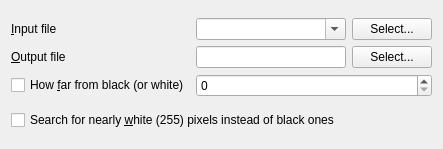
Qt form qgis/python/plugins/GdalTools/tools/widgetNearBlack.ui (sourcepole/qgis) before a commit.
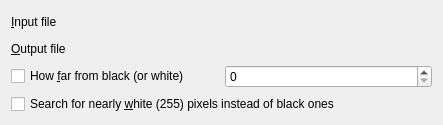
The same form after that commit. Custom widgets are drawn as their Qt base class.

Commit message: avoid changes of the input layer when layers in canvas changed

```diff
--- a/qgis/python/plugins/GdalTools/tools/widgetNearBlack.ui
+++ b/qgis/python/plugins/GdalTools/tools/widgetNearBlack.ui
@@ -7,7 +7,7 @@
     <x>0</x>
     <y>0</y>
     <width>443</width>
-    <height>149</height>
+    <height>125</height>
    </rect>
   </property>
   <property name="sizePolicy">
@@ -28,68 +28,20 @@
         <string>&amp;Input file</string>
        </property>
        <property name="buddy">
-        <cstring>selectInputFileButton</cstring>
+        <cstring>inSelector</cstring>
        </property>
       </widget>
      </item>
-     <item row="0" column="1">
-      <layout class="QHBoxLayout" name="horizontalLayout_3">
-       <item>
-        <widget class="QComboBox" name="inputLayerCombo">
-         <property name="sizePolicy">
-          <sizepolicy hsizetype="Expanding" vsizetype="Fixed">
-           <horstretch>0</horstretch>
-           <verstretch>0</verstretch>
-          </sizepolicy>
-         </property>
-         <property name="editable">
-          <bool>true</bool>
-         </property>
-         <property name="insertPolicy">
-          <enum>QComboBox::NoInsert</enum>
-         </property>
-        </widget>
-       </item>
-       <item>
-        <widget class="QPushButton" name="selectInputFileButton">
-         <property name="text">
-          <string>Select...</string>
-         </property>
-        </widget>
-       </item>
-      </layout>
-     </item>
      <item row="1" column="0">
       <widget class="QLabel" name="label_2">
        <property name="text">
         <string>&amp;Output file</string>
        </property>
        <property name="buddy">
-        <cstring>selectOutputFileButton</cstring>
+        <cstring>outSelector</cstring>
        </property>
       </widget>
      </item>
-     <item row="1" column="1">
-      <layout class="QHBoxLayout" name="horizontalLayout_2">
-       <item>
-        <widget class="QLineEdit" name="outputFileEdit">
-         <property name="minimumSize">
-          <size>
-           <width>100</width>
-           <height>0</height>
-          </size>
-         </property>
-        </widget>
-       </item>
-       <item>
-        <widget class="QPushButton" name="selectOutputFileButton">
-         <property name="text">
-          <string>Select...</string>
-         </property>
-        </widget>
-       </item>
-      </layout>
-     </item>
      <item row="2" column="0">
       <widget class="QCheckBox" name="nearCheck">
        <property name="text">
@@ -104,6 +56,12 @@
        </property>
       </widget>
      </item>
+     <item row="0" column="1">
+      <widget class="GdalToolsInOutSelector" name="inSelector" native="true"/>
+     </item>
+     <item row="1" column="1">
+      <widget class="GdalToolsInOutSelector" name="outSelector" native="true"/>
+     </item>
     </layout>
    </item>
    <item>
@@ -115,6 +73,14 @@
    </item>
   </layout>
  </widget>
+ <customwidgets>
+  <customwidget>
+   <class>GdalToolsInOutSelector</class>
+   <extends>QWidget</extends>
+   <header>inOutSelector</header>
+   <container>1</container>
+  </customwidget>
+ </customwidgets>
  <resources/>
  <connections/>
 </ui>
```
The commit also changes 41 other files.
